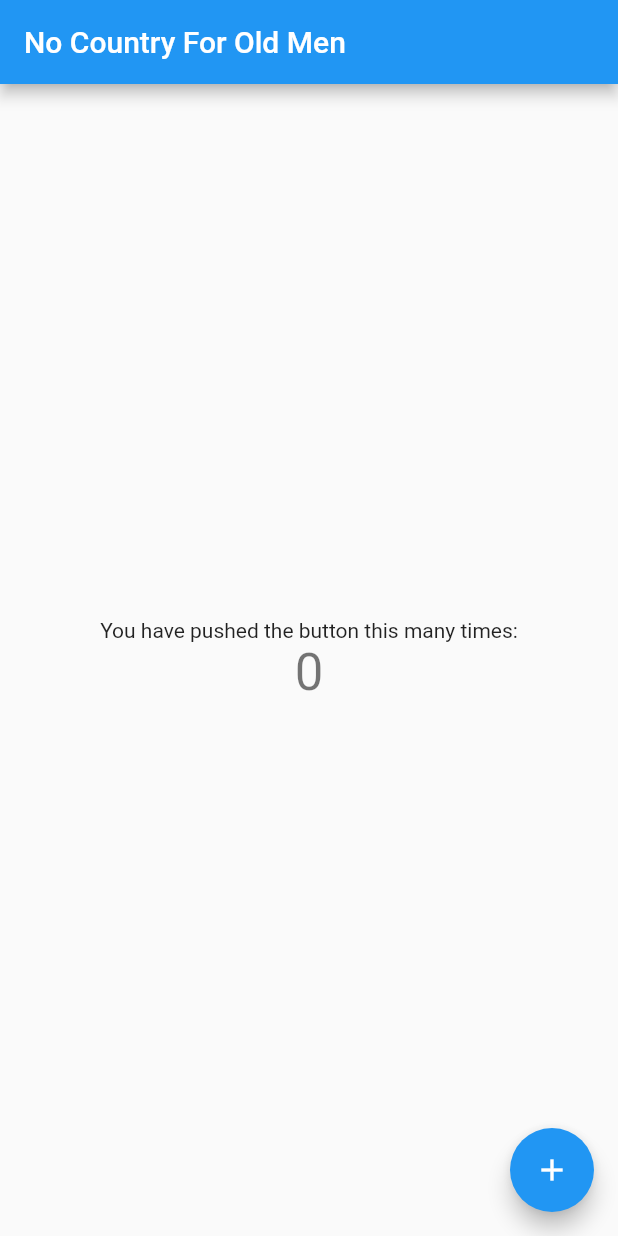
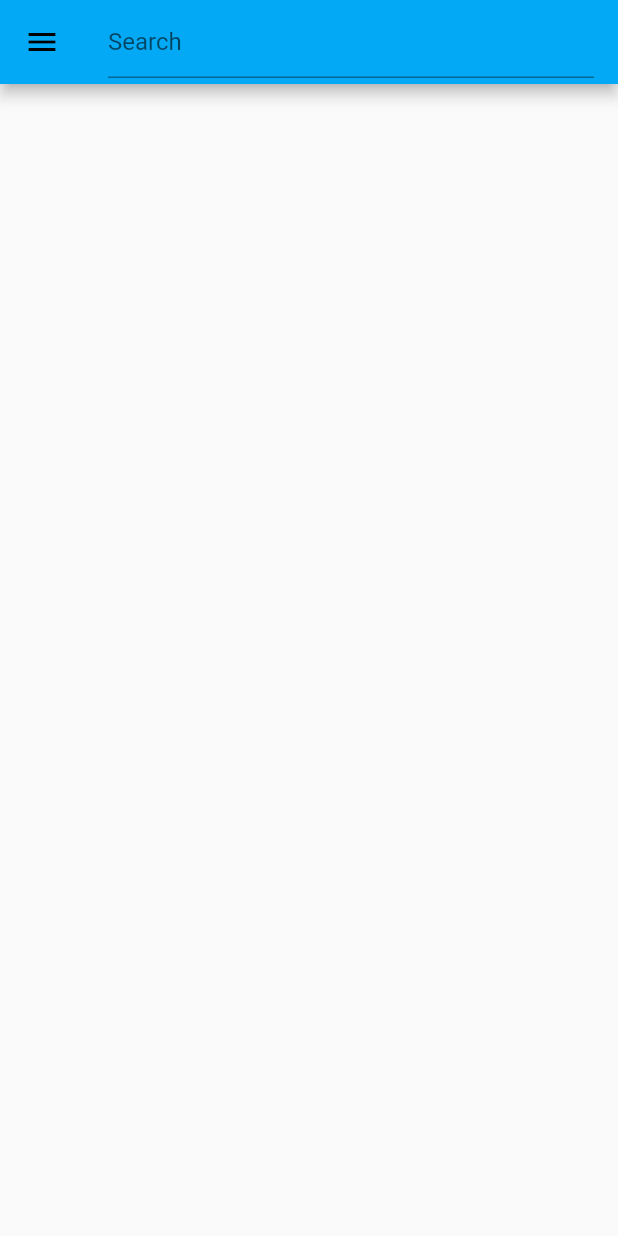
Before and after one commit to Codenameaidan/book_tracker, a Flutter app: the screen it shows after launch, on a phone screen of 412 x 824 dp. Run offline on Flutter 3.47's test engine with Material 2 defaults, Android fonts, the phone set to English and light mode, and no system bars.

Commit message:
Search widget and navigation drawer

```diff
--- a/lib/main.dart
+++ b/lib/main.dart
@@ -16,33 +16,16 @@ class MyApp extends StatelessWidget {
     return MaterialApp(
       title: 'Flutter Demo',
       theme: ThemeData(
-        // This is the theme of your application.
-        //
-        // Try running your application with "flutter run". You'll see the
-        // application has a blue toolbar. Then, without quitting the app, try
-        // changing the primarySwatch below to Colors.green and then invoke
-        // "hot reload" (press "r" in the console where you ran "flutter run",
-        // or simply save your changes to "hot reload" in a Flutter IDE).
-        // Notice that the counter didn't reset back to zero; the application
-        // is not restarted.
-        primarySwatch: Colors.blue,
+        primarySwatch: Colors.lightBlue
       ),
       home: const MyHomePage(title: 'Flutter Demo Home Page'),
+
     );
   }
 }
 
 class MyHomePage extends StatefulWidget {
   const MyHomePage({super.key, required this.title});
-
-  // This widget is the home page of your application. It is stateful, meaning
-  // that it has a State object (defined below) that contains fields that affect
-  // how it looks.
-
-  // This class is the configuration for the state. It holds the values (in this
-  // case the title) provided by the parent (in this case the App widget) and
-  // used by the build method of the State. Fields in a Widget subclass are
-  // always marked "final".
 
   final String title;
 
@@ -51,71 +34,31 @@ class MyHomePage extends StatefulWidget {
 }
 
 class _MyHomePageState extends State<MyHomePage> {
-  int _counter = 0;
-
-  void _incrementCounter() {
-    setState(() {
-      // This call to setState tells the Flutter framework that something has
-      // changed in this State, which causes it to rerun the build method below
-      // so that the display can reflect the updated values. If we changed
-      // _counter without calling setState(), then the build method would not be
-      // called again, and so nothing would appear to happen.
-      _counter++;
-    });
-  }
 
   @override
   Widget build(BuildContext context) {
-    var r = LibraryRepository().completedReading;
-    LibraryRepository().addCompletedBook(Book(id:255, title: "No Country For Old Men", author:"Cormac McCarthy", totalPages:300));
+    return Scaffold(
+        appBar: AppBar(
+            title: TextFormField(
+                  decoration: const InputDecoration(
+                  hintText: 'Search',
+                  )
+            )
+        ),
+        drawer: Drawer(
+          child: SingleChildScrollView(
+            child: Column(
+              children: [
+                ListTile(title:const Text("Reading")),
+                ListTile(title:const Text("Future Reading")),
+                ListTile(title:const Text("Read")),
+                ListTile(title:const Text("Settings")),
+              ]
+            )
+          )
 
-    // This method is rerun every time setState is called, for instance as done
-    // by the _incrementCounter method above.
-    //
-    // The Flutter framework has been optimized to make rerunning build methods
-    // fast, so that you can just rebuild anything that needs updating rather
-    // than having to individually change instances of widgets.
-    return Scaffold(
-      appBar: AppBar(
-        // Here we take the value from the MyHomePage object that was created by
-        // the App.build method, and use it to set our appbar title.
-        title: Text(LibraryRepository().getCompletedBook(255).title),
-      ),
-      body: Center(
-        // Center is a layout widget. It takes a single child and positions it
-        // in the middle of the parent.
-        child: Column(
-          // Column is also a layout widget. It takes a list of children and
-          // arranges them vertically. By default, it sizes itself to fit its
-          // children horizontally, and tries to be as tall as its parent.
-          //
-          // Invoke "debug painting" (press "p" in the console, choose the
-          // "Toggle Debug Paint" action from the Flutter Inspector in Android
-          // Studio, or the "Toggle Debug Paint" command in Visual Studio Code)
-          // to see the wireframe for each widget.
-          //
-          // Column has various properties to control how it sizes itself and
-          // how it positions its children. Here we use mainAxisAlignment to
-          // center the children vertically; the main axis here is the vertical
-          // axis because Columns are vertical (the cross axis would be
-          // horizontal).
-          mainAxisAlignment: MainAxisAlignment.center,
-          children: <Widget>[
-            const Text(
-              'You have pushed the button this many times:',
-            ),
-            Text(
-              '$_counter',
-              style: Theme.of(context).textTheme.headline4,
-            ),
-          ],
-        ),
-      ),
-      floatingActionButton: FloatingActionButton(
-        onPressed: _incrementCounter,
-        tooltip: 'Increment',
-        child: const Icon(Icons.add),
-      ), // This trailing comma makes auto-formatting nicer for build methods.
+        )
+
     );
   }
 }
```
